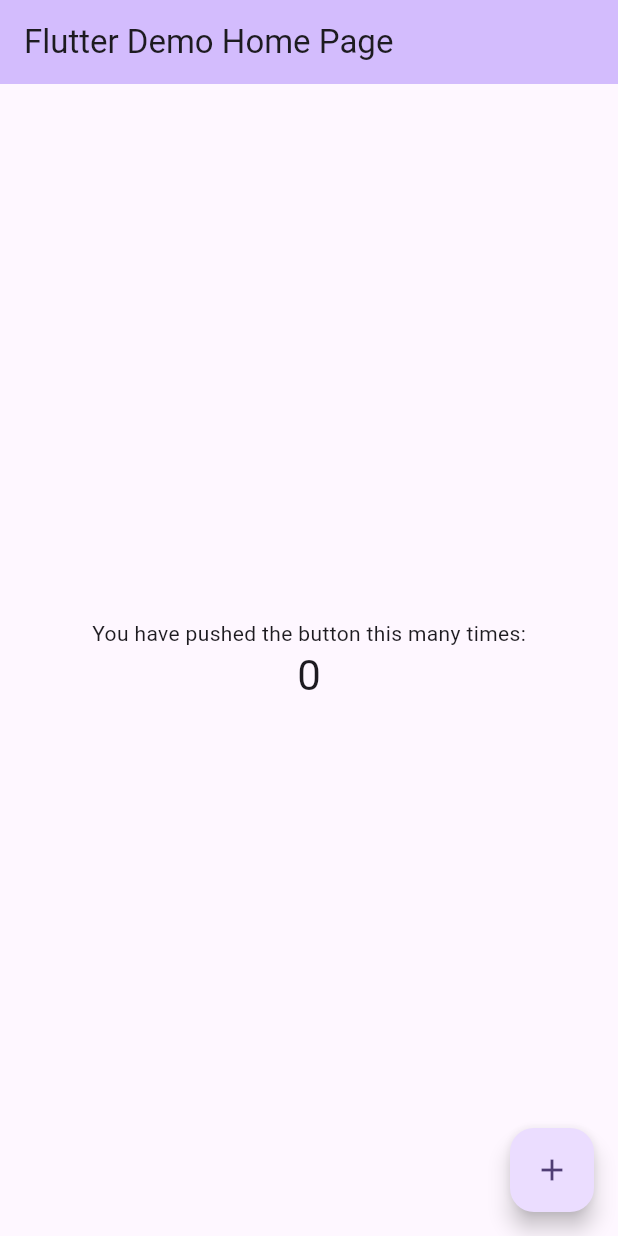
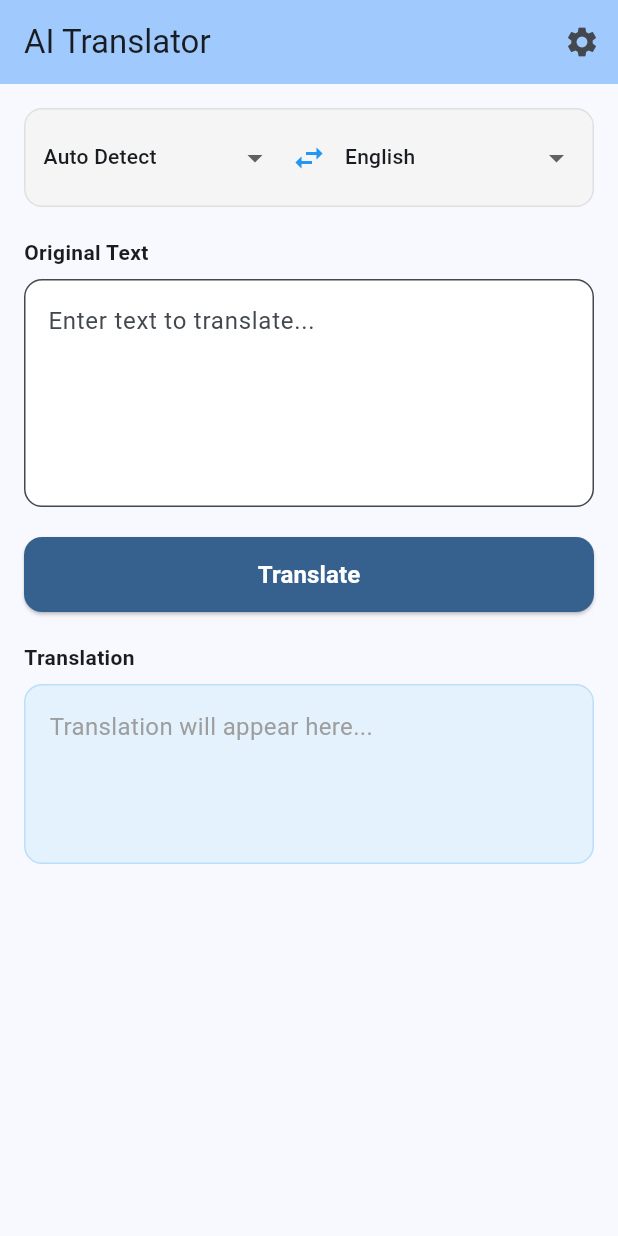
Before and after one commit to could-ai/019af9be-28fa-74bd-86a1-0a3e84fad0fc, a Flutter app: the screen it shows after launch, on a phone screen of 412 x 824 dp. Run offline on Flutter 3.47's test engine with Material 3 defaults, Android fonts, the phone set to English and light mode, and no system bars.

Commit message:
Added http dependency for API calls; Created OpenAIService to handle API calls to OpenAI for translation; Created TranslationScreen with UI for input, language selection, and output; Updated main.dart to point to TranslationScreen

```diff
--- a/usr/lib/main.dart
+++ b/usr/lib/main.dart
@@ -1,4 +1,5 @@
 import 'package:flutter/material.dart';
+import 'screens/translation_screen.dart';
 
 void main() {
   runApp(const MyApp());
@@ -7,117 +8,19 @@ void main() {
 class MyApp extends StatelessWidget {
   const MyApp({super.key});
 
-  // This widget is the root of your application.
   @override
   Widget build(BuildContext context) {
     return MaterialApp(
-      title: 'Flutter Demo',
+      title: 'AI Translator',
       debugShowCheckedModeBanner: false,
       theme: ThemeData(
-        // This is the theme of your application.
-        //
-        // TRY THIS: Try running your application with "flutter run". You'll see
-        // the application has a purple toolbar. Then, without quitting the app,
-        // try changing the seedColor in the colorScheme below to Colors.green
-        // and then invoke "hot reload" (save your changes or press the "hot
-        // reload" button in a Flutter-supported IDE, or press "r" if you used
-        // the command line to start the app).
-        //
-        // Notice that the counter didn't reset back to zero; the application
-        // state is not lost during the reload. To reset the state, use hot
-        // restart instead.
-        //
-        // This works for code too, not just values: Most code changes can be
-        // tested with just a hot reload.
-        colorScheme: ColorScheme.fromSeed(seedColor: Colors.deepPurple),
+        colorScheme: ColorScheme.fromSeed(seedColor: Colors.blue),
+        useMaterial3: true,
       ),
       initialRoute: '/',
       routes: {
-        '/': (context) => const MyHomePage(title: 'Flutter Demo Home Page'),
+        '/': (context) => const TranslationScreen(),
       },
     );
   }
 }
-
-class MyHomePage extends StatefulWidget {
-  const MyHomePage({super.key, required this.title});
-
-  // This widget is the home page of your application. It is stateful, meaning
-  // that it has a State object (defined below) that contains fields that affect
-  // how it looks.
-
-  // This class is the configuration for the state. It holds the values (in this
-  // case the title) provided by the parent (in this case the App widget) and
-  // used by the build method of the State. Fields in a Widget subclass are
-  // always marked "final".
-
-  final String title;
-
-  @override
-  State<MyHomePage> createState() => _MyHomePageState();
-}
-
-class _MyHomePageState extends State<MyHomePage> {
-  int _counter = 0;
-
-  void _incrementCounter() {
-    setState(() {
-      // This call to setState tells the Flutter framework that something has
-      // changed in this State, which causes it to rerun the build method below
-      // so that the display can reflect the updated values. If we changed
-      // _counter without calling setState(), then the build method would not be
-      // called again, and so nothing would appear to happen.
-      _counter++;
-    });
-  }
-
-  @override
-  Widget build(BuildContext context) {
-    // This method is rerun every time setState is called, for instance as done
-    // by the _incrementCounter method above.
-    //
-    // The Flutter framework has been optimized to make rerunning build methods
-    // fast, so that you can just rebuild anything that needs updating rather
-    // than having to individually change instances of widgets.
-    return Scaffold(
-      appBar: AppBar(
-        // TRY THIS: Try changing the color here to a specific color (to
-        // Colors.amber, perhaps?) and trigger a hot reload to see the AppBar
-        // change color while the other colors stay the same.
-        backgroundColor: Theme.of(context).colorScheme.inversePrimary,
-        // Here we take the value from the MyHomePage object that was created by
-        // the App.build method, and use it to set our appbar title.
-        title: Text(widget.title),
-      ),
-      body: Center(
-        // Center is a layout widget. It takes a single child and positions it
-        // in the middle of the parent.
-        child: Column(
-          // Column is also a layout widget. It takes a list of children and
-          // arranges them vertically. By default, it sizes itself to fit its
-          // children horizontally, and tries to be as tall as its parent.
-          //
-          // Column has various properties to control how it sizes itself and
-          // how it positions its children. Here we use mainAxisAlignment to
-          // center the children vertically; the main axis here is the vertical
-          // axis because Columns are vertical (the cross axis would be
-          // horizontal).
-          //
-          // TRY THIS: Invoke "debug painting" (choose the "Toggle Debug Paint"
-          // action in the IDE, or press "p" in the console), to see the
-          // wireframe for each widget.
-          mainAxisAlignment: MainAxisAlignment.center,
-          children: <Widget>[
-            const Text('You have pushed the button this many times:'),
-            Text('$_counter', style: Theme.of(context).textTheme.headlineMedium),
-          ],
-        ),
-      ),
-      floatingActionButton: FloatingActionButton(
-        onPressed: _incrementCounter,
-        tooltip: 'Increment',
-        child: const Icon(Icons.add),
-      ), // This trailing comma makes auto-formatting nicer for build methods.
-    );
-  }
-}
--- /dev/null
+++ b/usr/lib/screens/translation_screen.dart
@@ -0,0 +1,285 @@
+import 'package:flutter/material.dart';
+import '../services/openai_service.dart';
+
+class TranslationScreen extends StatefulWidget {
+  const TranslationScreen({super.key});
+
+  @override
+  State<TranslationScreen> createState() => _TranslationScreenState();
+}
+
+class _TranslationScreenState extends State<TranslationScreen> {
+  final TextEditingController _inputController = TextEditingController();
+  final TextEditingController _apiKeyController = TextEditingController();
+  final OpenAIService _openAIService = OpenAIService();
+
+  String _outputText = '';
+  bool _isLoading = false;
+
+  // Language options
+  final List<String> _languages = [
+    'Chinese (Simplified)',
+    'English',
+    'Spanish',
+    'French',
+    'German',
+    'Japanese',
+    'Korean',
+    'Russian',
+    'Portuguese',
+    'Italian',
+  ];
+
+  String _sourceLanguage = 'Auto Detect';
+  String _targetLanguage = 'English';
+
+  @override
+  void dispose() {
+    _inputController.dispose();
+    _apiKeyController.dispose();
+    super.dispose();
+  }
+
+  Future<void> _translate() async {
+    if (_inputController.text.trim().isEmpty) {
+      ScaffoldMessenger.of(context).showSnackBar(
+        const SnackBar(content: Text('Please enter text to translate')),
+      );
+      return;
+    }
+
+    if (_apiKeyController.text.trim().isEmpty) {
+      ScaffoldMessenger.of(context).showSnackBar(
+        const SnackBar(content: Text('Please enter your OpenAI API Key')),
+      );
+      return;
+    }
+
+    setState(() {
+      _isLoading = true;
+      _outputText = '';
+    });
+
+    try {
+      final result = await _openAIService.translate(
+        text: _inputController.text,
+        targetLanguage: _targetLanguage,
+        sourceLanguage: _sourceLanguage,
+        apiKey: _apiKeyController.text.trim(),
+      );
+
+      setState(() {
+        _outputText = result;
+      });
+    } catch (e) {
+      ScaffoldMessenger.of(context).showSnackBar(
+        SnackBar(content: Text(e.toString()), backgroundColor: Colors.red),
+      );
+    } finally {
+      setState(() {
+        _isLoading = false;
+      });
+    }
+  }
+
+  void _swapLanguages() {
+    if (_sourceLanguage == 'Auto Detect') return;
+    setState(() {
+      final temp = _sourceLanguage;
+      _sourceLanguage = _targetLanguage;
+      _targetLanguage = temp;
+    });
+  }
+
+  @override
+  Widget build(BuildContext context) {
+    return Scaffold(
+      appBar: AppBar(
+        title: const Text('AI Translator'),
+        backgroundColor: Theme.of(context).colorScheme.inversePrimary,
+        actions: [
+          IconButton(
+            icon: const Icon(Icons.settings),
+            onPressed: () {
+              _showApiKeyDialog();
+            },
+          ),
+        ],
+      ),
+      body: GestureDetector(
+        onTap: () => FocusScope.of(context).unfocus(),
+        child: SingleChildScrollView(
+          padding: const EdgeInsets.all(16.0),
+          child: Column(
+            crossAxisAlignment: CrossAxisAlignment.stretch,
+            children: [
+              // Language Selection Row
+              Container(
+                padding: const EdgeInsets.symmetric(horizontal: 12, vertical: 8),
+                decoration: BoxDecoration(
+                  color: Colors.grey.shade100,
+                  borderRadius: BorderRadius.circular(12),
+                  border: Border.all(color: Colors.grey.shade300),
+                ),
+                child: Row(
+                  mainAxisAlignment: MainAxisAlignment.spaceBetween,
+                  children: [
+                    Expanded(
+                      child: DropdownButtonHideUnderline(
+                        child: DropdownButton<String>(
+                          value: _sourceLanguage,
+                          isExpanded: true,
+                          items: ['Auto Detect', ..._languages].map((String value) {
+                            return DropdownMenuItem<String>(
+                              value: value,
+                              child: Text(
+                                value,
+                                style: const TextStyle(fontSize: 14),
+                                overflow: TextOverflow.ellipsis,
+                              ),
+                            );
+                          }).toList(),
+                          onChanged: (newValue) {
+                            setState(() {
+                              _sourceLanguage = newValue!;
+                            });
+                          },
+                        ),
+                      ),
+                    ),
+                    IconButton(
+                      icon: const Icon(Icons.swap_horiz, color: Colors.blue),
+                      onPressed: _swapLanguages,
+                    ),
+                    Expanded(
+                      child: DropdownButtonHideUnderline(
+                        child: DropdownButton<String>(
+                          value: _targetLanguage,
+                          isExpanded: true,
+                          items: _languages.map((String value) {
+                            return DropdownMenuItem<String>(
+                              value: value,
+                              child: Text(
+                                value,
+                                style: const TextStyle(fontSize: 14),
+                                overflow: TextOverflow.ellipsis,
+                              ),
+                            );
+                          }).toList(),
+                          onChanged: (newValue) {
+                            setState(() {
+                              _targetLanguage = newValue!;
+                            });
+                          },
+                        ),
+                      ),
+                    ),
+                  ],
+                ),
+              ),
+
+              const SizedBox(height: 20),
+
+              // Input Area
+              const Text('Original Text', style: TextStyle(fontWeight: FontWeight.bold)),
+              const SizedBox(height: 8),
+              TextField(
+                controller: _inputController,
+                maxLines: 5,
+                decoration: InputDecoration(
+                  hintText: 'Enter text to translate...',
+                  border: OutlineInputBorder(
+                    borderRadius: BorderRadius.circular(12),
+                  ),
+                  filled: true,
+                  fillColor: Colors.white,
+                ),
+              ),
+
+              const SizedBox(height: 20),
+
+              // Translate Button
+              SizedBox(
+                height: 50,
+                child: ElevatedButton(
+                  onPressed: _isLoading ? null : _translate,
+                  style: ElevatedButton.styleFrom(
+                    backgroundColor: Theme.of(context).primaryColor,
+                    foregroundColor: Colors.white,
+                    shape: RoundedRectangleBorder(
+                      borderRadius: BorderRadius.circular(12),
+                    ),
+                  ),
+                  child: _isLoading
+                      ? const SizedBox(
+                          width: 24,
+                          height: 24,
+                          child: CircularProgressIndicator(color: Colors.white, strokeWidth: 2),
+                        )
+                      : const Text('Translate', style: TextStyle(fontSize: 16, fontWeight: FontWeight.bold)),
+                ),
+              ),
+
+              const SizedBox(height: 20),
+
+              // Output Area
+              const Text('Translation', style: TextStyle(fontWeight: FontWeight.bold)),
+              const SizedBox(height: 8),
+              Container(
+                width: double.infinity,
+                padding: const EdgeInsets.all(16),
+                constraints: const BoxConstraints(minHeight: 120),
+                decoration: BoxDecoration(
+                  color: Colors.blue.shade50,
+                  borderRadius: BorderRadius.circular(12),
+                  border: Border.all(color: Colors.blue.shade100),
+                ),
+                child: SelectableText(
+                  _outputText.isEmpty ? 'Translation will appear here...' : _outputText,
+                  style: TextStyle(
+                    color: _outputText.isEmpty ? Colors.grey : Colors.black87,
+                    fontSize: 16,
+                  ),
+                ),
+              ),
+            ],
+          ),
+        ),
+      ),
+    );
+  }
+
+  void _showApiKeyDialog() {
+    showDialog(
+      context: context,
+      builder: (context) => AlertDialog(
+        title: const Text('OpenAI API Key'),
+        content: Column(
+          mainAxisSize: MainAxisSize.min,
+          children: [
+            const Text('Please enter your OpenAI API Key to use the translation service.'),
+            const SizedBox(height: 10),
+            TextField(
+              controller: _apiKeyController,
+              decoration: const InputDecoration(
+                hintText: 'sk-...',
+                border: OutlineInputBorder(),
+              ),
+              obscureText: true,
+            ),
+          ],
+        ),
+        actions: [
+          TextButton(
+            onPressed: () => Navigator.pop(context),
+            child: const Text('Cancel'),
+          ),
+          ElevatedButton(
+            onPressed: () => Navigator.pop(context),
+            child: const Text('Save'),
+          ),
+        ],
+      ),
+    );
+  }
+}
--- a/usr/pubspec.yaml
+++ b/usr/pubspec.yaml
@@ -9,6 +9,7 @@ dependencies:
     sdk: flutter
   cupertino_icons: ^1.0.8
   supabase_flutter: ^2.9.1
+  http: ^1.2.0
 
 dev_dependencies:
   flutter_test:
```
Also changed, not shown: usr/lib/services/openai_service.dart (added, +55 -0 lines).
